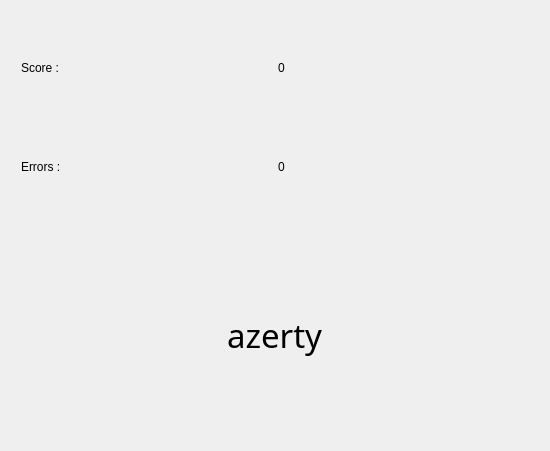
Aryetis/Obenkyobo, file qcmexercice.ui: the form before one commit.
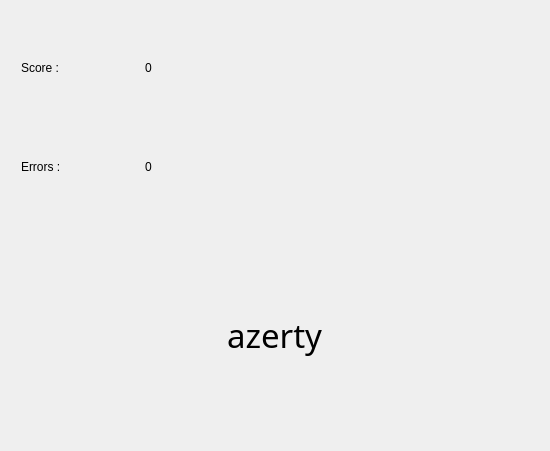
The form after the commit.

Commit message: qcm result layout v0 added

What changed in the file:
```diff
--- a/qcmexercice.ui
+++ b/qcmexercice.ui
@@ -71,6 +71,20 @@
        </item>
       </layout>
      </item>
+     <item>
+      <layout class="QVBoxLayout" name="ResultLayout">
+       <item>
+        <widget class="QLabel" name="ResultLabel">
+         <property name="text">
+          <string/>
+         </property>
+         <property name="alignment">
+          <set>Qt::AlignCenter</set>
+         </property>
+        </widget>
+       </item>
+      </layout>
+     </item>
     </layout>
    </item>
    <item>
```
The commit also changes 3 other files.
